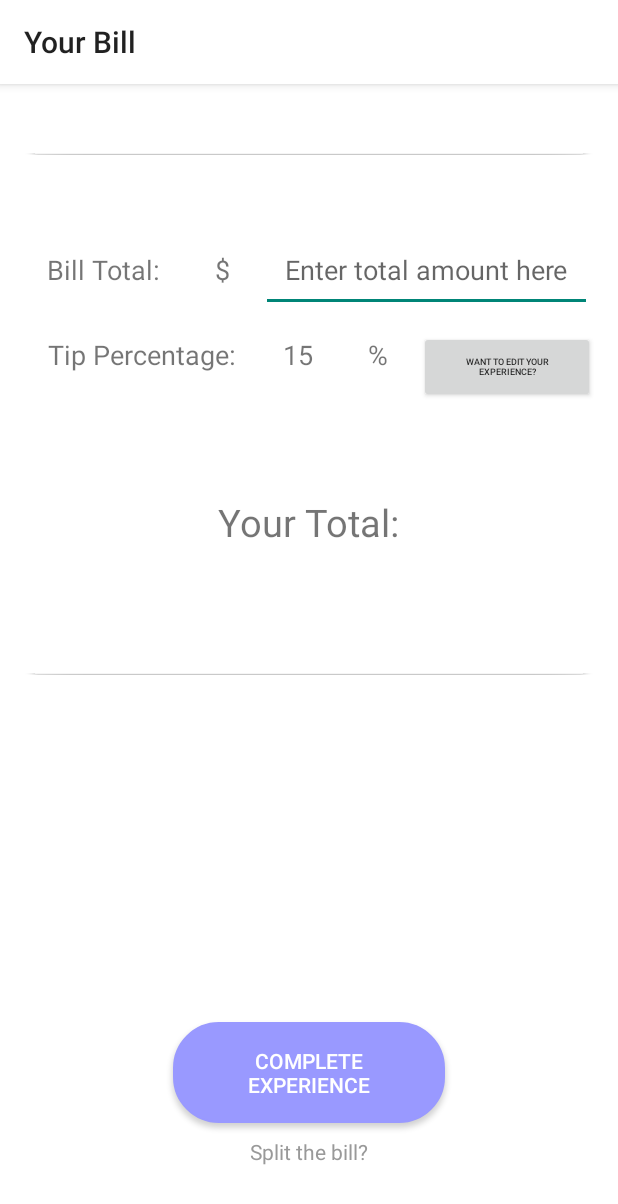
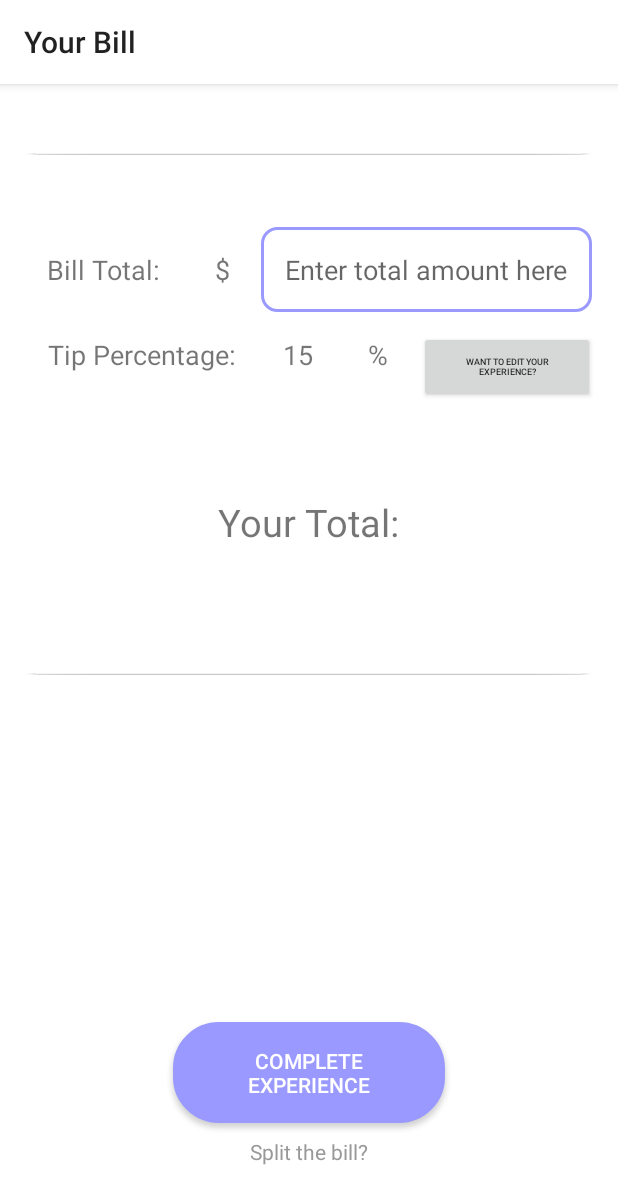
Before and after one commit to soobinchoi54/TipAppAndroid, an Android app: the ExperienceActivity screen opened directly, with no data from a screen before it, after a tap on "SUBMIT", on a phone screen of 412 x 824 dp. Shown: the top 1204 px of the screen. Run offline under Robolectric (Android 15) with nearby library versions, the phone set to English and light mode, and no system bars; our stand-ins replace Picasso; pictures from the network do not load; 1 statement that could not run was skipped.

Commit message:
change edit text field to box and add new img res

```diff
--- a/app/src/main/java/com/example/myapplication/util/CustomAdapter.java
+++ b/app/src/main/java/com/example/myapplication/util/CustomAdapter.java
@@ -153,7 +153,7 @@ public class CustomAdapter extends BaseAdapter {
             System.out.println("FILE NOT FOUND");
         }
         if (question.getText().equals("Food")) {
-            ivCriteria.setImageDrawable(ivCriteria.getResources().getDrawable(R.drawable.service));
+            ivCriteria.setImageDrawable(ivCriteria.getResources().getDrawable(R.drawable.food));
         } else {
             System.out.println("FILE NOT FOUND");
         }
--- /dev/null
+++ b/app/src/main/res/drawable/edit_text_box.xml
@@ -0,0 +1,15 @@
+<?xml version="1.0" encoding="utf-8"?>
+<shape xmlns:android="http://schemas.android.com/apk/res/android"
+    android:shape="rectangle" >
+
+    <solid
+        android:color="#ffffff" />
+
+    <stroke
+        android:width="2dp"
+        android:color="#9999ff" />
+
+    <corners
+        android:radius="10dp" />
+
+</shape>
--- a/app/src/main/res/layout/activity_split_bill.xml
+++ b/app/src/main/res/layout/activity_split_bill.xml
@@ -38,7 +38,8 @@
             android:padding="16dp"
             android:layout_alignBaseline="@id/party_size_tv"
             android:layout_toRightOf="@id/party_size_tv"
-            android:hint="# of People"/>
+            android:hint="# of People"
+            android:background="@drawable/edit_text_box"/>
 
         <TextView
             android:id="@+id/per_person_tv"
--- a/app/src/main/res/layout/activity_tip_result.xml
+++ b/app/src/main/res/layout/activity_tip_result.xml
@@ -1,9 +1,9 @@
 <?xml version="1.0" encoding="utf-8"?>
-<RelativeLayout
-    xmlns:android="http://schemas.android.com/apk/res/android"
+<RelativeLayout xmlns:android="http://schemas.android.com/apk/res/android"
     xmlns:tools="http://schemas.android.com/tools"
     android:layout_width="match_parent"
     android:layout_height="match_parent"
+    xmlns:app="http://schemas.android.com/apk/res-auto"
     android:padding="15dp"
     tools:context=".TipResultActivity">
 
@@ -46,10 +46,12 @@
             android:id="@+id/bill_total_value"
             android:layout_width="wrap_content"
             android:layout_height="wrap_content"
+            android:layout_weight="2"
             android:padding="16dp"
             android:layout_alignBaseline="@id/bill_total_tv"
             android:layout_toRightOf="@id/dollar_sign"
-            android:hint="Enter total amount here"/>
+            android:hint="Enter total amount here"
+            android:background="@drawable/edit_text_box" />
 
         <TextView
             android:id="@+id/tip_percentage_tv"
```
Also changed, not shown: app/src/main/res/layout/activity_new_restaurant.xml (+6 -1 lines), app/src/main/res/drawable/food.png (added).
